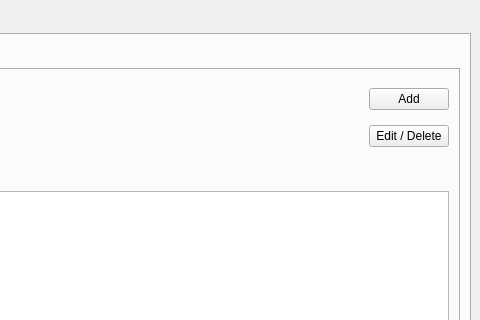
The window that gui/MainWindow.ui (M-ElSherif/Nursery) describes before a commit, drawn with Qt 5; both pictures show x 412 to 892 and y 0 to 320 of the 892 by 752 pixel window.
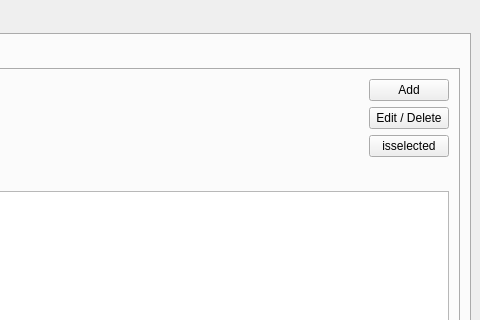
The same window after the commit.

```diff
--- a/gui/MainWindow.ui
+++ b/gui/MainWindow.ui
@@ -162,6 +162,13 @@
                   </property>
                  </widget>
                 </item>
+                <item>
+                 <widget class="QPushButton" name="isselected">
+                  <property name="text">
+                   <string>isselected</string>
+                  </property>
+                 </widget>
+                </item>
                </layout>
               </item>
              </layout>
```
